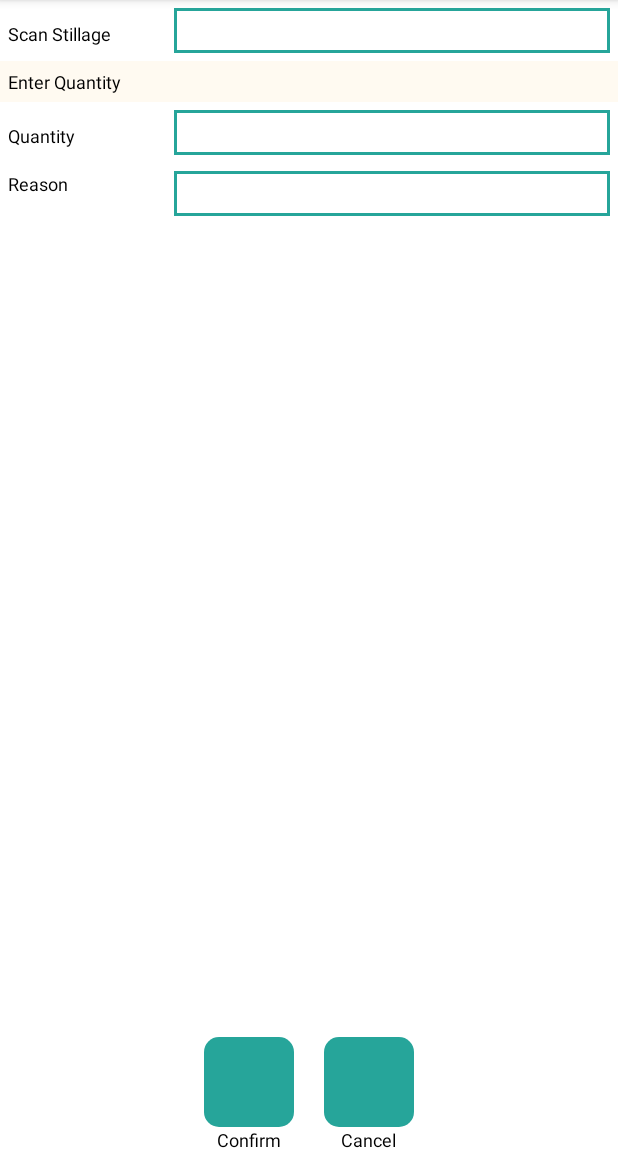
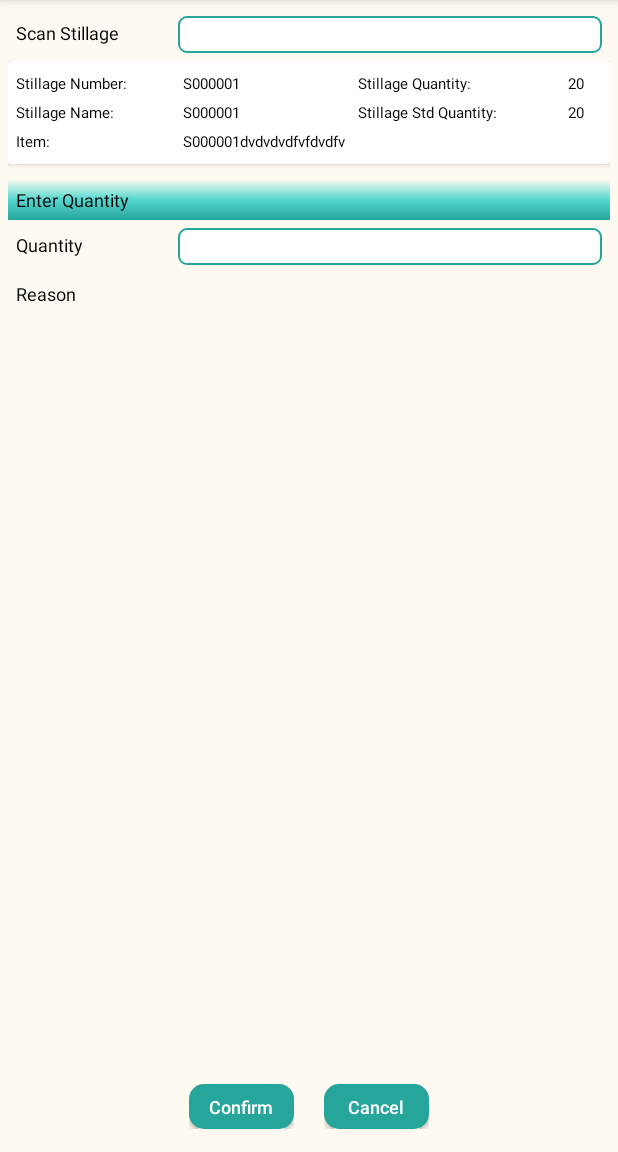
Before and after one commit to aarati-vashisht/NeproFinishedGood, an Android app: the PutAwayActivity screen opened directly, with no data from a screen before it, on a phone screen of 412 x 824 dp, the part 84-1236 px from its top. Run offline under Robolectric (Android 15) with nearby library versions, the phone set to English and light mode, and no system bars; our stand-ins replace ButterKnife.

Commit message:
Changes made in Put Away Activity

```diff
--- a/app/src/main/java/com/neprofinishedgood/putaway/PutAwayActivity.java
+++ b/app/src/main/java/com/neprofinishedgood/putaway/PutAwayActivity.java
@@ -2,15 +2,38 @@
 
 import androidx.appcompat.app.AppCompatActivity;
 
+import android.content.Intent;
 import android.os.Bundle;
+import android.view.View;
+import android.widget.Button;
+import android.widget.FrameLayout;
 
 import com.neprofinishedgood.R;
 
+import butterknife.BindView;
+import butterknife.ButterKnife;
+import butterknife.OnClick;
+
 public class PutAwayActivity extends AppCompatActivity {
+
+    @BindView(R.id.frameEnterQuantity)
+    FrameLayout frameEnterQuantity;
+
+    @BindView(R.id.frameAssignFlt)
+    FrameLayout frameAssignFlt;
+
 
     @Override
     protected void onCreate(Bundle savedInstanceState) {
         super.onCreate(savedInstanceState);
         setContentView(R.layout.activity_put_away);
+
+        ButterKnife.bind(this);
+    }
+
+    @OnClick(R.id.buttonConfirm)
+    public void onButtonConfirmClick(){
+        frameEnterQuantity.setVisibility(View.GONE);
+        frameAssignFlt.setVisibility(View.VISIBLE);
     }
 }
--- /dev/null
+++ b/app/src/main/res/drawable/title_background_gradient.xml
@@ -0,0 +1,12 @@
+<?xml version="1.0" encoding="UTF-8"?>
+<selector xmlns:android="http://schemas.android.com/apk/res/android">
+    <item>
+        <shape>
+            <gradient
+                android:startColor="@color/colorAccent"
+                android:centerColor="#56D8D0"
+                android:endColor="@color/background_color"
+                android:angle="90"/>
+        </shape>
+    </item>
+</selector>
--- a/app/src/main/res/layout/activity_put_away.xml
+++ b/app/src/main/res/layout/activity_put_away.xml
@@ -1,12 +1,17 @@
 <?xml version="1.0" encoding="utf-8"?>
 <LinearLayout xmlns:android="http://schemas.android.com/apk/res/android"
-    xmlns:app="http://schemas.android.com/apk/res-auto"
     xmlns:tools="http://schemas.android.com/tools"
     android:layout_width="match_parent"
     android:layout_height="match_parent"
-    android:background="@color/white"
+    android:background="@color/background_color"
     android:orientation="vertical"
     tools:context=".putaway.PutAwayActivity">
+
+    <LinearLayout
+        android:layout_width="match_parent"
+        android:layout_height="match_parent"
+        android:layout_margin="5dp"
+        android:orientation="vertical">
 
         <LinearLayout
             android:layout_width="match_parent"
@@ -25,14 +30,24 @@
 
             <EditText
                 android:layout_width="match_parent"
-            android:layout_height="30dp"
+                android:layout_height="wrap_content"
                 android:layout_marginLeft="10dp"
                 android:layout_weight=".1"
-            android:background="@drawable/right_side_drawable" />
+                android:background="@drawable/editext_drawable"
+                android:padding="5dp"
+                android:textSize="10sp" />
 
         </LinearLayout>
 
+        <LinearLayout
+            android:layout_width="match_parent"
+            android:layout_height="match_parent"
+            android:orientation="vertical">
+
+            <include layout="@layout/stillage_layout" />
+
             <FrameLayout
+                android:id="@+id/frameEnterQuantity"
                 android:layout_width="match_parent"
                 android:layout_height="match_parent"
                 android:visibility="visible">
@@ -40,13 +55,14 @@
                 <RelativeLayout
                     android:layout_width="match_parent"
                     android:layout_height="match_parent"
+                    android:animateLayoutChanges="true"
                     android:orientation="vertical">
 
                     <TextView
                         android:id="@+id/textViewEnterQuantity"
                         android:layout_width="match_parent"
                         android:layout_height="wrap_content"
-                android:background="@color/background_color"
+                        android:background="@drawable/title_background_gradient"
                         android:padding="5dp"
                         android:text="@string/enter_quantity"
                         android:textColor="@color/black"
@@ -71,19 +87,21 @@
 
                         <EditText
                             android:layout_width="match_parent"
-                    android:layout_height="30dp"
+                            android:layout_height="wrap_content"
                             android:layout_marginStart="10dp"
                             android:layout_weight=".1"
-                    android:background="@drawable/right_side_drawable" />
+                            android:background="@drawable/editext_drawable"
+                            android:padding="5dp"
+                            android:textSize="10sp" />
 
 
                     </LinearLayout>
 
                     <LinearLayout
                         android:id="@+id/linearLayoutReason"
-                android:layout_below="@id/linearLayoutQuantity"
                         android:layout_width="match_parent"
                         android:layout_height="wrap_content"
+                        android:layout_below="@id/linearLayoutQuantity"
                         android:orientation="horizontal"
                         android:padding="5dp">
 
@@ -97,10 +115,10 @@
 
                         <Spinner
                             android:layout_width="match_parent"
-                    android:layout_height="30dp"
+                            android:layout_height="wrap_content"
                             android:layout_marginLeft="10dp"
                             android:layout_weight=".1"
-                    android:background="@drawable/right_side_drawable" />
+                            android:background="@drawable/editext_drawable" />
 
 
                     </LinearLayout>
@@ -109,51 +127,66 @@
                         android:id="@+id/linearLayoutEnterQtyButtons"
                         android:layout_width="match_parent"
                         android:layout_height="wrap_content"
+                        android:layout_alignParentBottom="true"
+                        android:layout_marginBottom="10dp"
                         android:gravity="center"
-                android:layout_alignParentBottom="true"
                         android:orientation="horizontal">
 
                         <LinearLayout
                             android:layout_width="wrap_content"
                             android:layout_height="wrap_content"
-                    android:orientation="vertical"
-                    android:gravity="center">
+                            android:gravity="center"
+                            android:orientation="vertical">
 
-                    <ImageView
-                        android:layout_width="60dp"
-                        android:layout_height="60dp"
-                        android:src="@drawable/button_ripple_effect"/>
-                    <TextView
-                        android:layout_width="wrap_content"
-                        android:layout_height="wrap_content"
+                            <!--<ImageView-->
+                            <!--android:layout_width="60dp"-->
+                            <!--android:layout_height="60dp"-->
+                            <!--android:src="@drawable/button_ripple_effect" />-->
+
+                            <Button
+                                android:id="@+id/buttonConfirm"
+                                android:layout_width="70dp"
+                                android:layout_height="30dp"
+                                android:background="@drawable/button_ripple_effect"
+                                android:gravity="center"
                                 android:text="@string/confirm"
-                        android:textColor="@color/black"
+                                android:textAllCaps="false"
+                                android:textColor="@color/white"
                                 android:textSize="12sp" />
                         </LinearLayout>
 
                         <LinearLayout
                             android:layout_width="wrap_content"
                             android:layout_height="wrap_content"
-                    android:orientation="vertical"
+                            android:layout_marginStart="20dp"
                             android:gravity="center"
-                    android:layout_marginStart="20dp">
+                            android:orientation="vertical">
 
-                    <ImageView
-                        android:layout_width="60dp"
-                        android:layout_height="60dp"
-                        android:src="@drawable/button_ripple_effect"/>
-                    <TextView
-                        android:layout_width="wrap_content"
-                        android:layout_height="wrap_content"
+                            <!--<ImageView-->
+                            <!--android:layout_width="60dp"-->
+                            <!--android:layout_height="60dp"-->
+                            <!--android:src="@drawable/button_ripple_effect" />-->
+
+                            <Button
+                                android:id="@+id/buttonCancel"
+                                android:layout_width="70dp"
+                                android:layout_height="30dp"
+                                android:background="@drawable/button_ripple_effect"
+                                android:gravity="center"
                                 android:text="@string/cancel"
-                        android:textColor="@color/black"
+                                android:textAllCaps="false"
+                                android:textColor="@color/white"
                                 android:textSize="12sp" />
                         </LinearLayout>
+
                     </LinearLayout>
+
                 </RelativeLayout>
+
             </FrameLayout>
 
             <FrameLayout
+                android:id="@+id/frameAssignFlt"
                 android:layout_width="match_parent"
                 android:layout_height="match_parent"
                 android:visibility="gone">
@@ -167,9 +200,9 @@
                         android:id="@+id/textViewAssignFLT"
                         android:layout_width="match_parent"
                         android:layout_height="wrap_content"
-                android:background="@color/background_color"
+                        android:background="@drawable/title_background_gradient"
                         android:padding="5dp"
-                android:text="@string/enter_quantity"
+                        android:text="@string/assignFlt"
                         android:textColor="@color/black"
                         android:textSize="12sp" />
 
@@ -192,10 +225,10 @@
 
                         <Spinner
                             android:layout_width="match_parent"
-                    android:layout_height="30dp"
+                            android:layout_height="wrap_content"
                             android:layout_marginStart="10dp"
                             android:layout_weight=".1"
-                    android:background="@drawable/right_side_drawable" />
+                            android:background="@drawable/editext_drawable" />
 
 
                     </LinearLayout>
@@ -204,47 +237,64 @@
                         android:id="@+id/linearLayoutAssingFltButtons"
                         android:layout_width="match_parent"
                         android:layout_height="wrap_content"
+                        android:layout_alignParentBottom="true"
+                        android:layout_marginBottom="10dp"
                         android:gravity="center"
-                android:layout_alignParentBottom="true"
                         android:orientation="horizontal">
 
                         <LinearLayout
                             android:layout_width="wrap_content"
                             android:layout_height="wrap_content"
-                    android:orientation="vertical"
-                    android:gravity="center">
+                            android:gravity="center"
+                            android:orientation="vertical">
 
-                    <ImageView
-                        android:layout_width="60dp"
-                        android:layout_height="60dp"
-                        android:src="@drawable/button_ripple_effect"/>
-                    <TextView
-                        android:layout_width="wrap_content"
-                        android:layout_height="wrap_content"
-                        android:text="@string/confirm"
-                        android:textColor="@color/black"
+                            <!--<ImageView-->
+                            <!--android:layout_width="60dp"-->
+                            <!--android:layout_height="60dp"-->
+                            <!--android:src="@drawable/button_ripple_effect" />-->
+
+                            <Button
+                                android:layout_width="70dp"
+                                android:layout_height="30dp"
+                                android:background="@drawable/button_ripple_effect"
+                                android:gravity="center"
+                                android:text="@string/assign"
+                                android:textAllCaps="false"
+                                android:textColor="@color/white"
                                 android:textSize="12sp" />
                         </LinearLayout>
 
                         <LinearLayout
                             android:layout_width="wrap_content"
                             android:layout_height="wrap_content"
-                    android:orientation="vertical"
+                            android:layout_marginStart="20dp"
                             android:gravity="center"
-                    android:layout_marginStart="20dp">
+                            android:orientation="vertical">
 
-                    <ImageView
-                        android:layout_width="60dp"
-                        android:layout_height="60dp"
-                        android:src="@drawable/button_ripple_effect"/>
-                    <TextView
-                        android:layout_width="wrap_content"
-                        android:layout_height="wrap_content"
-                        android:text="@string/cancel"
-                        android:textColor="@color/black"
+                            <!--<ImageView-->
+                            <!--android:layout_width="60dp"-->
+                            <!--android:layout_height="60dp"-->
+                            <!--android:src="@drawable/button_ripple_effect" />-->
+
+                            <Button
+                                android:layout_width="70dp"
+                                android:layout_height="30dp"
+                                android:background="@drawable/button_ripple_effect"
+                                android:gravity="center"
+                                android:text="@string/unassign"
+                                android:textAllCaps="false"
+                                android:textColor="@color/white"
                                 android:textSize="12sp" />
                         </LinearLayout>
+
                     </LinearLayout>
+
                 </RelativeLayout>
+
             </FrameLayout>
+
         </LinearLayout>
+
+    </LinearLayout>
+
+</LinearLayout>
--- a/app/src/main/res/values/strings.xml
+++ b/app/src/main/res/values/strings.xml
@@ -26,4 +26,6 @@
     <string name="confirm">Confirm</string>
     <string name="cancel">Cancel</string>
     <string name="assignFlt">Assign FLT</string>
+    <string name="assign">Assign</string>
+    <string name="unassign">UnAssign</string>
 </resources>
```
Lines whose indentation alone changed are shown as unchanged.
